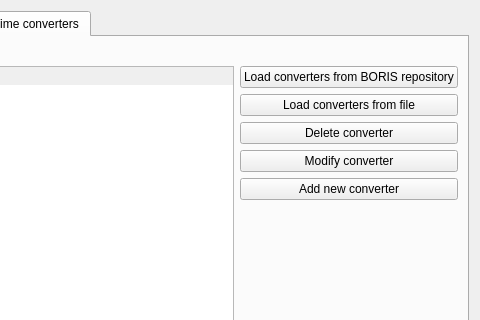
olivierfriard/BORIS, file project.ui: the form before one commit; both pictures show x 641 to 1121 and y 0 to 320 of the 1121 by 973 pixel window.
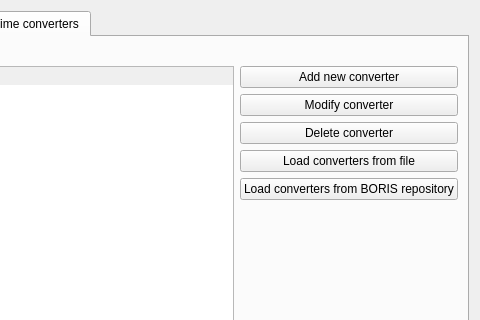
The form after the commit.

```diff
--- a/project.ui
+++ b/project.ui
@@ -875,34 +875,6 @@
            </item>
            <item>
             <layout class="QVBoxLayout" name="verticalLayout_17">
-             <item>
-              <widget class="QPushButton" name="pb_load_from_repo">
-               <property name="text">
-                <string>Load converters from BORIS repository</string>
-               </property>
-              </widget>
-             </item>
-             <item>
-              <widget class="QPushButton" name="pb_load_from_file">
-               <property name="text">
-                <string>Load converters from file</string>
-               </property>
-              </widget>
-             </item>
-             <item>
-              <widget class="QPushButton" name="pb_delete_converter">
-               <property name="text">
-                <string>Delete converter</string>
-               </property>
-              </widget>
-             </item>
-             <item>
-              <widget class="QPushButton" name="pb_modify_converter">
-               <property name="text">
-                <string>Modify converter</string>
-               </property>
-              </widget>
-             </item>
              <item>
               <widget class="QPushButton" name="pb_add_converter">
                <property name="text">
@@ -910,6 +882,34 @@
                </property>
               </widget>
              </item>
+             <item>
+              <widget class="QPushButton" name="pb_modify_converter">
+               <property name="text">
+                <string>Modify converter</string>
+               </property>
+              </widget>
+             </item>
+             <item>
+              <widget class="QPushButton" name="pb_delete_converter">
+               <property name="text">
+                <string>Delete converter</string>
+               </property>
+              </widget>
+             </item>
+             <item>
+              <widget class="QPushButton" name="pb_load_from_file">
+               <property name="text">
+                <string>Load converters from file</string>
+               </property>
+              </widget>
+             </item>
+             <item>
+              <widget class="QPushButton" name="pb_load_from_repo">
+               <property name="text">
+                <string>Load converters from BORIS repository</string>
+               </property>
+              </widget>
+             </item>
              <item>
               <spacer name="verticalSpacer_7">
                <property name="orientation">
```
Left out of the diff: 4 changed lines with no effect on the pictures.
